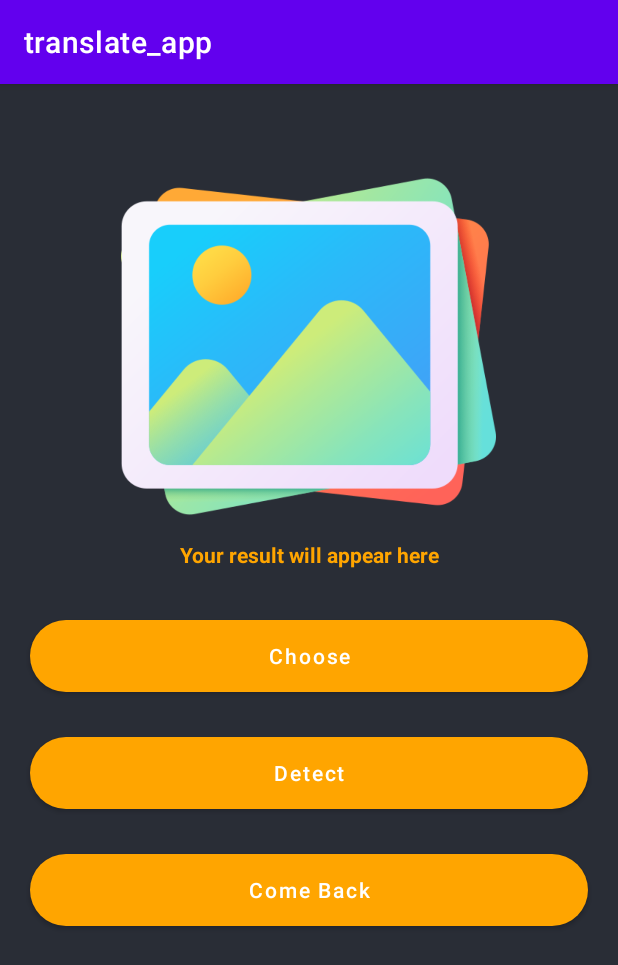
After one commit to thanhnghia97151/translate_app_ptud, an Android app: the ChoseImageActivity screen opened directly, with no data from a screen before it, on a phone screen of 412 x 824 dp. The commit adds this screen. Shown: the top 965 px of the screen. Run offline under Robolectric (Android 15) with nearby library versions, the phone set to English and light mode, and no system bars; libraries missing offline, so code that uses them is left out: com.google.mlkit.vision.

Commit message:
update dectect image

```diff
--- a/app/src/main/AndroidManifest.xml
+++ b/app/src/main/AndroidManifest.xml
@@ -1,6 +1,7 @@
 <?xml version="1.0" encoding="utf-8"?>
 <manifest xmlns:android="http://schemas.android.com/apk/res/android"
     package="com.example.testtranslator">
+    <uses-permission android:name="android.permission.READ_EXTERNAL_STORAGE"/>
     <uses-permission android:name="android.permission.CAMERA"/>
     <uses-permission android:name="android.permission.INTERNET"/>
     <uses-permission android:name="android.permission.RECORD_AUDIO"/>
@@ -11,6 +12,7 @@
         android:roundIcon="@mipmap/ic_launcher_round"
         android:supportsRtl="true"
         android:theme="@style/Theme.Translate_app">
+        <activity android:name=".ChoseImageActivity"/>
         <activity android:name=".ScannerActivity"/>
         <activity android:name=".MainActivity"/>
         <activity android:name=".RegisterActivity"/>
@@ -23,6 +25,7 @@
                 <category android:name="android.intent.category.LAUNCHER" />
             </intent-filter>
         </activity>
+
     </application>
 
 </manifest>
--- /dev/null
+++ b/app/src/main/java/com/example/testtranslator/ChoseImageActivity.java
@@ -0,0 +1,157 @@
+package com.example.testtranslator;
+
+import android.Manifest;
+import android.content.Context;
+import android.content.Intent;
+import android.content.pm.PackageManager;
+import android.graphics.Bitmap;
+import android.graphics.Point;
+import android.graphics.Rect;
+import android.media.Image;
+import android.net.Uri;
+import android.os.Build;
+import android.os.Bundle;
+import android.view.View;
+import android.widget.Button;
+import android.widget.ImageView;
+import android.widget.TextView;
+import android.widget.Toast;
+
+import androidx.annotation.NonNull;
+import androidx.annotation.Nullable;
+import androidx.appcompat.app.AppCompatActivity;
+
+import com.google.android.gms.tasks.OnFailureListener;
+import com.google.android.gms.tasks.OnSuccessListener;
+import com.google.android.gms.tasks.Task;
+import com.google.mlkit.vision.common.InputImage;
+import com.google.mlkit.vision.text.Text;
+import com.google.mlkit.vision.text.TextRecognition;
+import com.google.mlkit.vision.text.TextRecognizer;
+import com.google.mlkit.vision.text.latin.TextRecognizerOptions;
+
+public class ChoseImageActivity extends AppCompatActivity {
+    private Button btnComeBack,mChooseBtn,mDetect;
+    private ImageView mImageView;
+    private Bitmap imageBitmap;
+    private TextView mTextView;
+    private Uri uri;
+
+    private  InputImage image;
+
+    private static  final int IMAGE_PICK_CODE=1000;
+    private static final int PERMISSION_CODE=1001;
+    @Override
+    protected void onCreate(@Nullable Bundle savedInstanceState) {
+        super.onCreate(savedInstanceState);
+        setContentView(R.layout.layout_choose_image);
+        btnComeBack = findViewById(R.id.btnComeBackFromChoseImage);
+        mImageView = findViewById(R.id.imgChoseImage);
+        mChooseBtn = findViewById(R.id.btnChoose);
+        mDetect = findViewById(R.id.btnDetectChoseImage);
+        mTextView = findViewById(R.id.tvDetectChoseImage);
+        mDetect.setOnClickListener(new View.OnClickListener() {
+            @Override
+            public void onClick(View view) {
+                detectText();
+            }
+        });
+        mChooseBtn.setOnClickListener(new View.OnClickListener() {
+            @Override
+            public void onClick(View view) {
+                if (Build.VERSION.SDK_INT >= Build.VERSION_CODES.M){
+                    if (checkSelfPermission(Manifest.permission.READ_EXTERNAL_STORAGE)== PackageManager.PERMISSION_DENIED){
+                        String[] permissions = {Manifest.permission.READ_EXTERNAL_STORAGE};
+                        //show
+                        requestPermissions(permissions,PERMISSION_CODE);
+                    }
+                    else{
+                        pickImageFromGallery();
+                    }
+                }
+                else{
+                    pickImageFromGallery();
+                }
+            }
+        });
+        btnComeBack.setOnClickListener(new View.OnClickListener() {
+            @Override
+            public void onClick(View view) {
+                Intent intent = new Intent(ChoseImageActivity.this,MainActivity.class);
+
+                if(!mTextView.getText().equals("Your result will appear here")){
+                    intent.putExtra("result",mTextView.getText());
+                    startActivity(intent);
+                }else startActivity(intent);
+            }
+        });
+    }
+
+    private void detectText() {
+        try {
+             image=InputImage.fromFilePath(getApplicationContext(),uri);
+            TextRecognizer recognizer = TextRecognition.getClient(TextRecognizerOptions.DEFAULT_OPTIONS);
+            Task<Text> result = recognizer.process(image).addOnSuccessListener(new OnSuccessListener<Text>() {
+                @Override
+                public void onSuccess(@NonNull Text text) {
+                    StringBuilder result = new StringBuilder();
+                    for (Text.TextBlock block: text.getTextBlocks()){
+                        String blockText = block.getText();
+                        Point[] blockCornerPoint = block.getCornerPoints();
+                        Rect blockFrame = block.getBoundingBox();
+                        for (Text.Line line:block.getLines()){
+                            String lineText = line.getText();
+                            Point[] lineCornerPoint = line.getCornerPoints();
+                            Rect lineRect = line.getBoundingBox();
+                            for(Text.Element element:line.getElements()){
+                                String elementText = element.getText();
+                                result.append(elementText);
+                            }
+                            mTextView.setText(blockText);
+                        }
+                    }
+                }
+            }).addOnFailureListener(new OnFailureListener() {
+                @Override
+                public void onFailure(@NonNull Exception e) {
+                    Toast.makeText(ChoseImageActivity.this, "Fail to detect text from image!"+e.getMessage(), Toast.LENGTH_SHORT).show();
+                }
+            });
+        }catch (Exception e){
+            Toast.makeText(this, "Failed: "+e.getMessage(), Toast.LENGTH_SHORT).show();
+        }
+
+
+    }
+
+    private void pickImageFromGallery(){
+        Intent intent = new Intent(Intent.ACTION_PICK);
+        intent.setType("image/*");
+        startActivityForResult(intent,IMAGE_PICK_CODE);
+    }
+
+    @Override
+    public void onRequestPermissionsResult(int requestCode, @NonNull String[] permissions, @NonNull int[] grantResults) {
+        super.onRequestPermissionsResult(requestCode, permissions, grantResults);
+        switch (requestCode){
+
+            case PERMISSION_CODE:
+                if (grantResults.length>0 && grantResults[0] == PackageManager.PERMISSION_GRANTED){
+                    pickImageFromGallery();
+                }
+                else{
+                    Toast.makeText(this, "Permission denied..!", Toast.LENGTH_SHORT).show();
+                }
+        }
+    }
+
+    @Override
+    protected void onActivityResult(int requestCode, int resultCode, @Nullable Intent data) {
+        super.onActivityResult(requestCode, resultCode, data);
+        if (resultCode==RESULT_OK && requestCode==IMAGE_PICK_CODE){
+            uri = data.getData();
+
+            mImageView.setImageURI(data.getData());
+        }
+    }
+}
--- /dev/null
+++ b/app/src/main/res/layout/layout_choose_image.xml
@@ -0,0 +1,68 @@
+<?xml version="1.0" encoding="utf-8"?>
+<RelativeLayout xmlns:android="http://schemas.android.com/apk/res/android"
+    android:layout_width="match_parent"
+    android:layout_height="match_parent"
+    xmlns:app="http://schemas.android.com/apk/res-auto"
+    android:theme="@style/Theme.MaterialComponents.DayNight.NoActionBar"
+    xmlns:tools="http://schemas.android.com/tools"
+    android:background="@color/black_shade_1"
+    tools:context=".ChoseImageActivity">
+    <ImageView
+        android:id="@+id/imgChoseImage"
+        android:layout_width="250dp"
+        android:layout_height="250dp"
+        android:layout_centerHorizontal="true"
+        android:layout_marginTop="50dp"
+        android:src="@drawable/image" />
+    <TextView
+
+        android:layout_width="match_parent"
+        android:layout_height="wrap_content"
+        android:layout_marginStart="20dp"
+        android:layout_marginEnd="20dp"
+        android:layout_below="@id/imgChoseImage"
+        android:id="@+id/tvDetectChoseImage"
+        android:textColor="@color/yellow"
+        android:text="Your result will appear here"
+        android:textAlignment="center"
+        android:textSize="14sp"
+        android:textStyle="bold"
+        android:padding="4dp"
+        />
+    <Button
+        android:id="@+id/btnChoose"
+        android:layout_width="match_parent"
+        android:layout_height="wrap_content"
+        android:layout_below="@id/tvDetectChoseImage"
+        android:layout_marginStart="20dp"
+        android:layout_marginEnd="20dp"
+        android:layout_marginTop="30dp"
+        android:text="Choose"
+        android:textAllCaps="false"
+        android:background="@drawable/button_background"
+        app:backgroundTint="@color/yellow"/>
+    <Button
+        android:id="@+id/btnDetectChoseImage"
+        android:layout_width="match_parent"
+        android:layout_height="wrap_content"
+        android:layout_below="@id/btnChoose"
+        android:layout_marginStart="20dp"
+        android:layout_marginEnd="20dp"
+        android:layout_marginTop="30dp"
+        android:text="Detect"
+        android:textAllCaps="false"
+        android:background="@drawable/button_background"
+        app:backgroundTint="@color/yellow"/>
+    <Button
+        android:id="@+id/btnComeBackFromChoseImage"
+        android:layout_width="match_parent"
+        android:layout_height="wrap_content"
+        android:layout_below="@id/btnDetectChoseImage"
+        android:layout_marginStart="20dp"
+        android:layout_marginEnd="20dp"
+        android:layout_marginTop="30dp"
+        android:text="Come Back"
+        android:textAllCaps="false"
+        android:background="@drawable/button_background"
+        app:backgroundTint="@color/yellow"/>
+</RelativeLayout>
```
Also changed, not shown: app/src/main/java/com/example/testtranslator/MainActivity.java (+11 -1 lines).
